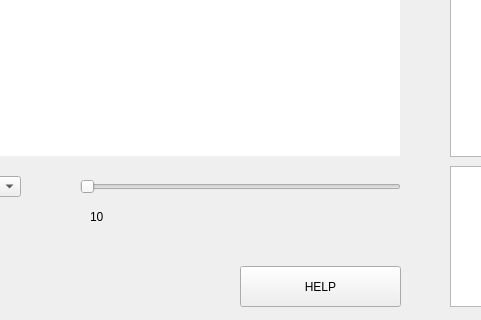
kamil-krz/GRA_INTERPRETER, file gui_nasze.ui: the form before one commit; both pictures show x 110 to 591 and y 434 to 754 of the 1094 by 754 pixel window.
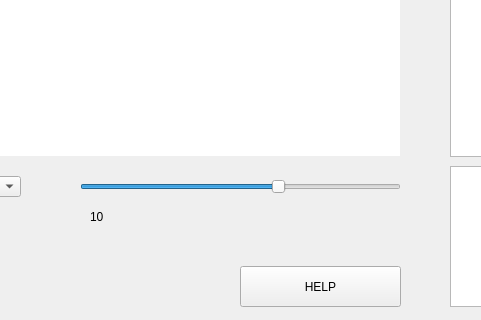
The form after the commit.

Diff of the .ui file:
```diff
--- a/gui_nasze.ui
+++ b/gui_nasze.ui
@@ -126,11 +126,14 @@
     <number>20</number>
    </property>
    <property name="maximum">
-    <number>600</number>
+    <number>180</number>
    </property>
    <property name="singleStep">
     <number>10</number>
    </property>
+   <property name="value">
+    <number>120</number>
+   </property>
    <property name="orientation">
     <enum>Qt::Horizontal</enum>
    </property>
```
